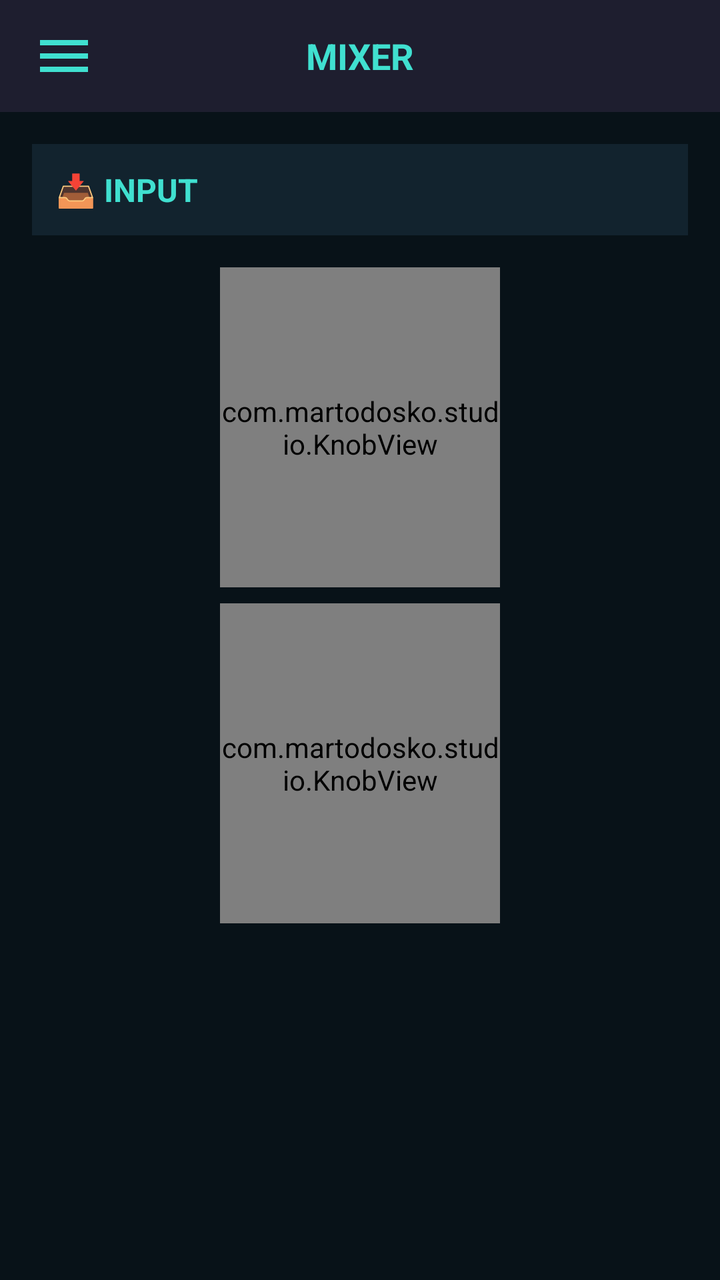
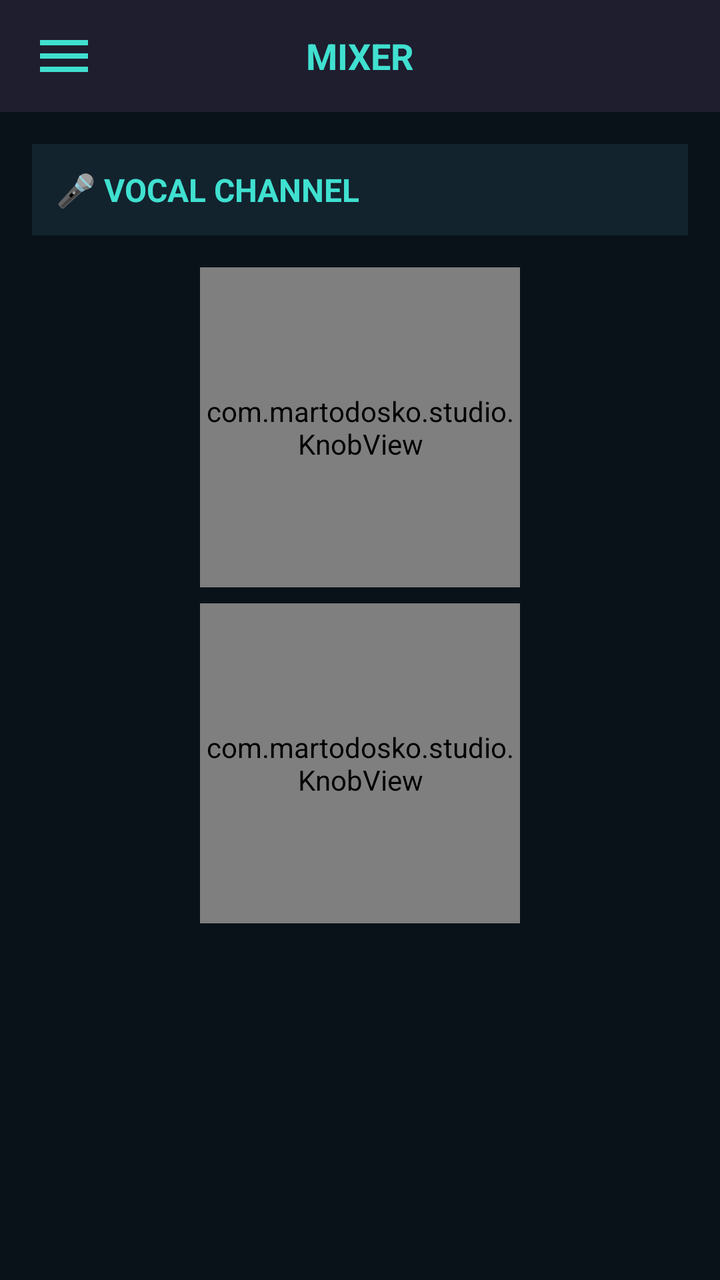

Compare the two renders of this Android layout. The source of the first and the diff that turns it into the second are given below.
<!-- AndroidManifest.xml: activity theme Theme.AppCompat.Light.NoActionBar -->
<!-- res/layout/activity_mixer.xml -->
<?xml version="1.0" encoding="utf-8"?>
<androidx.drawerlayout.widget.DrawerLayout
    xmlns:android="http://schemas.android.com/apk/res/android"
    android:id="@+id/drawer_layout"
    android:layout_width="match_parent"
    android:layout_height="match_parent"
    android:background="#121212">

    <LinearLayout
        android:layout_width="match_parent"
        android:layout_height="match_parent"
        android:orientation="vertical">

        
        <LinearLayout
            android:layout_width="match_parent"
            android:layout_height="56dp"
            android:orientation="horizontal"
            android:gravity="center_vertical"
            android:background="#1E1E2F"
            android:paddingHorizontal="16dp">

            <ImageView
                android:id="@+id/btn_hamburger"
                android:layout_width="32dp"
                android:layout_height="32dp"
                android:src="@drawable/ic_hamburger"
                android:clickable="true"
                android:focusable="true"/>

            <TextView
                android:layout_width="0dp"
                android:layout_height="wrap_content"
                android:layout_weight="1"
                android:text="MIXER"
                android:textColor="#40E0D0"
                android:textSize="18sp"
                android:textStyle="bold"
                android:gravity="center"/>

            <View
                android:layout_width="32dp"
                android:layout_height="32dp"/>
        </LinearLayout>

        
        <ScrollView
            android:layout_width="match_parent"
            android:layout_height="match_parent"
            android:background="#081218"
            android:fillViewport="true">

            <LinearLayout
                android:layout_width="match_parent"
                android:layout_height="wrap_content"
                android:orientation="vertical"
                android:padding="16dp">

                
                <TextView
                    android:layout_width="match_parent"
                    android:layout_height="wrap_content"
                    android:text="📥 INPUT"
                    android:textColor="#40E0D0"
                    android:textSize="16sp"
                    android:textStyle="bold"
                    android:padding="12dp"
                    android:background="#12232E"/>

                
                <LinearLayout
                    android:layout_width="match_parent"
                    android:layout_height="wrap_content"
                    android:orientation="vertical"
                    android:gravity="center"
                    android:layout_marginTop="12dp">

                    
                    <com.martodosko.studio.KnobView
                        android:id="@+id/knob_gain"
                        android:layout_width="140dp"
                        android:layout_height="160dp"
                        android:layout_margin="4dp"/>

                    
                    <com.martodosko.studio.KnobView
                        android:id="@+id/knob_sensitivity"
                        android:layout_width="140dp"
                        android:layout_height="160dp"
                        android:layout_margin="4dp"/>

                </LinearLayout>

            </LinearLayout>
        </ScrollView>

    </LinearLayout>

    
    <LinearLayout
        android:layout_width="280dp"
        android:layout_height="match_parent"
        android:layout_gravity="start"
        android:background="#1A1A2E"
        android:orientation="vertical"
        android:elevation="16dp">

        <LinearLayout
            android:layout_width="match_parent"
            android:layout_height="wrap_content"
            android:orientation="horizontal"
            android:gravity="center_vertical"
            android:padding="16dp"
            android:background="#16162A">

            <TextView
                android:layout_width="0dp"
                android:layout_height="wrap_content"
                android:layout_weight="1"
                android:text="MENU"
                android:textColor="#40E0D0"
                android:textSize="20sp"
                android:textStyle="bold"/>

            <ImageView
                android:id="@+id/btn_close_menu"
                android:layout_width="32dp"
                android:layout_height="32dp"
                android:src="@drawable/ic_close"
                android:clickable="true"
                android:focusable="true"/>
        </LinearLayout>

        <View
            android:layout_width="match_parent"
            android:layout_height="1dp"
            android:background="#333344"/>

        <LinearLayout
            android:layout_width="match_parent"
            android:layout_height="wrap_content"
            android:orientation="vertical"
            android:paddingTop="8dp">

            <TextView
                android:id="@+id/menu_mixer"
                android:layout_width="match_parent"
                android:layout_height="56dp"
                android:text="🎚️  Mixer"
                android:textColor="#40E0D0"
                android:textSize="16sp"
                android:gravity="center_vertical"
                android:paddingStart="24dp"
                android:clickable="true"/>

            <TextView
                android:id="@+id/menu_presets"
                android:layout_width="match_parent"
                android:layout_height="56dp"
                android:text="📋  Presets"
                android:textColor="#FFFFFF"
                android:textSize="16sp"
                android:gravity="center_vertical"
                android:paddingStart="24dp"
                android:clickable="true"/>

            <TextView
                android:id="@+id/menu_settings"
                android:layout_width="match_parent"
                android:layout_height="56dp"
                android:text="⚙️  Settings"
                android:textColor="#40E0D0"
                android:textSize="16sp"
                android:gravity="center_vertical"
                android:paddingStart="24dp"
                android:clickable="true"/>

            <TextView
                android:id="@+id/menu_effects"
                android:layout_width="match_parent"
                android:layout_height="56dp"
                android:text="🎸  Guitar Effects"
                android:textColor="#FFFFFF"
                android:textSize="16sp"
                android:gravity="center_vertical"
                android:paddingStart="24dp"
                android:clickable="true"/>

            <TextView
                android:id="@+id/menu_update"
                android:layout_width="match_parent"
                android:layout_height="56dp"
                android:text="🔄  Check Update"
                android:textColor="#FFFFFF"
                android:textSize="16sp"
                android:gravity="center_vertical"
                android:paddingStart="24dp"
                android:clickable="true"/>

            <TextView
                android:id="@+id/menu_help"
                android:layout_width="match_parent"
                android:layout_height="56dp"
                android:text="❓  Help"
                android:textColor="#40E0D0"
                android:textSize="16sp"
                android:gravity="center_vertical"
                android:paddingStart="24dp"
                android:clickable="true"/>

            <TextView
                android:id="@+id/menu_join"
                android:layout_width="match_parent"
                android:layout_height="56dp"
                android:text="🌐  Join Us"
                android:textColor="#00BFFF"
                android:textSize="16sp"
                android:gravity="center_vertical"
                android:paddingStart="24dp"
                android:clickable="true"/>

            <TextView
                android:id="@+id/menu_about"
                android:layout_width="match_parent"
                android:layout_height="56dp"
                android:text="ℹ️  About"
                android:textColor="#FFFFFF"
                android:textSize="16sp"
                android:gravity="center_vertical"
                android:paddingStart="24dp"
                android:clickable="true"/>
        </LinearLayout>
    </LinearLayout>

</androidx.drawerlayout.widget.DrawerLayout>
<!-- resources referenced by this layout -->
<resources>
  <!-- drawable ic_close (drawable) -->
  <vector xmlns:android="http://schemas.android.com/apk/res/android"
      android:width="24dp" android:height="24dp"
      android:viewportWidth="24" android:viewportHeight="24">
    <path android:fillColor="#FF6B6B"
          android:pathData="M19,6.41L17.59,5 12,10.59 6.41,5 5,6.41 10.59,12 5,17.59 6.41,19 12,13.41 17.59,19 19,17.59 13.41,12z"/>
  </vector>
  <!-- drawable ic_hamburger (drawable) -->
  <vector xmlns:android="http://schemas.android.com/apk/res/android"
      android:width="24dp" android:height="24dp"
      android:viewportWidth="24" android:viewportHeight="24">
    <path android:fillColor="#40E0D0"
          android:pathData="M3,18h18v-2L3,16v2zM3,13h18v-2L3,11v2zM3,6v2h18L21,6L3,6z"/>
  </vector>
</resources>

<!-- the commit's change to res/layout/activity_mixer.xml (unified diff, before → after) -->
@@ -60,7 +60,7 @@
                 <TextView
                     android:layout_width="match_parent"
                     android:layout_height="wrap_content"
-                    android:text="📥 INPUT"
+                    android:text="🎤 VOCAL CHANNEL"
                     android:textColor="#40E0D0"
                     android:textSize="16sp"
                     android:textStyle="bold"
@@ -78,14 +78,14 @@
                     
                     <com.martodosko.studio.KnobView
                         android:id="@+id/knob_gain"
-                        android:layout_width="140dp"
+                        android:layout_width="160dp"
                         android:layout_height="160dp"
                         android:layout_margin="4dp"/>
 
                     
                     <com.martodosko.studio.KnobView
                         android:id="@+id/knob_sensitivity"
-                        android:layout_width="140dp"
+                        android:layout_width="160dp"
                         android:layout_height="160dp"
                         android:layout_margin="4dp"/>
 
